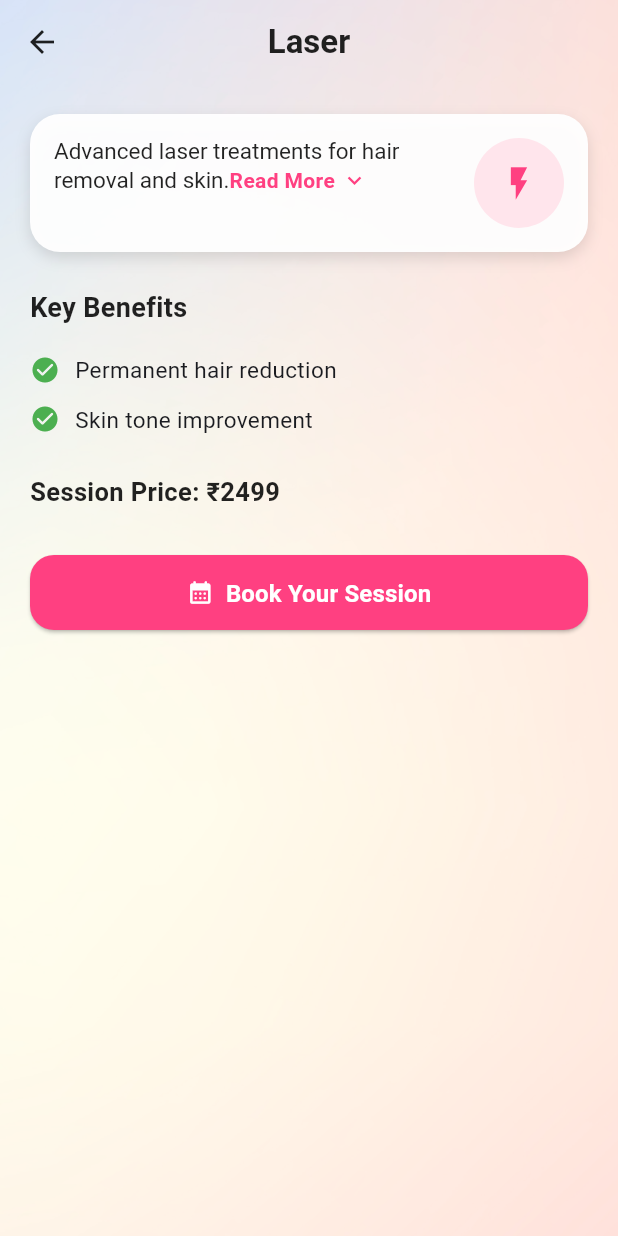
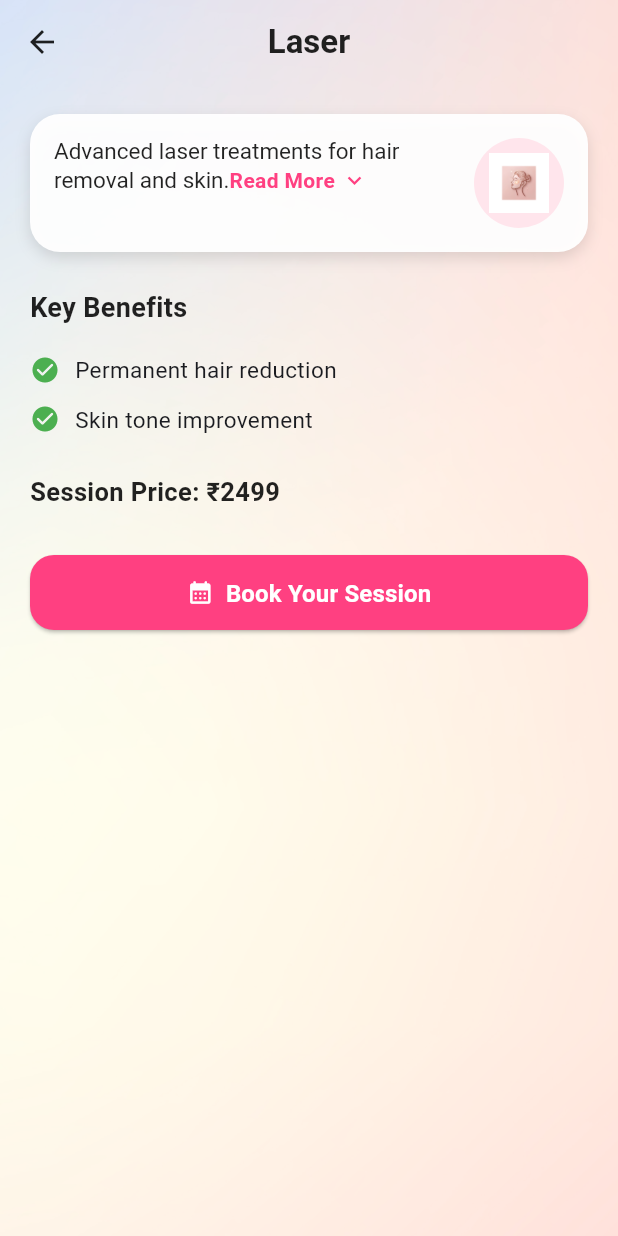
Before and after one commit to shubhamdevgupta/aesthetic_clinic_app, a Flutter app: the screen it shows after launch, after a tap on "Laser", on a phone screen of 412 x 824 dp. Run offline on Flutter 3.47's test engine with Material 3 defaults, Android fonts, the phone set to English and light mode, and no system bars; our stand-ins replace carousel_slider.

Commit message:
icons added

```diff
--- a/lib/screen/ServiceDetailScreen.dart
+++ b/lib/screen/ServiceDetailScreen.dart
@@ -68,9 +68,7 @@ class _ServiceDetailsScreenState extends State<ServiceDetailsScreen>
             child: CircleAvatar(
               radius: 45,
               backgroundColor: const Color(0xFFFFE5EC),
-              child:
-              Icon(service.icon, size: 36, color: Colors.pinkAccent),
-            ),
+              child:service.icon),
           ),
           const SizedBox(height: 16),
           Text(
@@ -136,9 +134,7 @@ class _ServiceDetailsScreenState extends State<ServiceDetailsScreen>
           CircleAvatar(
             radius: 30,
             backgroundColor: const Color(0xFFFFE5EC),
-            child:
-            Icon(service.icon, size: 26, color: Colors.pinkAccent),
-          ),
+            child:service.icon),
         ],
       ),
     );
--- a/lib/service/Service.dart
+++ b/lib/service/Service.dart
@@ -2,11 +2,11 @@ import 'package:flutter/cupertino.dart';
 
 class Service {
   final String name;
-  final String description; // Short version
-  final String fullDescription; // Full version for expanded state
+  final String description;
+  final String fullDescription;
   final List<String> benefits;
   final String price;
-  final IconData icon;
+  final Widget icon; // <-- Changed from Icon to Widget
 
   Service({
     required this.name,
--- a/lib/service/ServiceCard.dart
+++ b/lib/service/ServiceCard.dart
@@ -42,11 +42,7 @@ class ServiceCard extends StatelessWidget {
           child: Column(
             mainAxisAlignment: MainAxisAlignment.center,
             children: [
-              CircleAvatar(
-                backgroundColor: const Color(0xFFFFE5EC),
-                radius: 36,
-                child: Icon(service.icon, size: 36, color: Colors.pinkAccent),
-              ),
+              service.icon,
               const SizedBox(height: 12),
               Text(
                 service.name,
```
Also changed, not shown: lib/screen/HomeScreen.dart (+17 -7 lines), assets/icons/ic_a.png (added), assets/icons/ic_b.png (added), assets/icons/ic_c.png (added), assets/icons/ic_d.png (added), assets/icons/ic_e.png (added).
